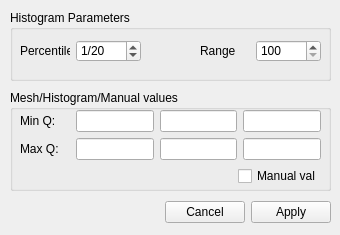
Before: the Qt Designer form src/meshlabplugins/meshcolorize/equalizerDialog.ui in cnr-isti-vclab/meshlab, drawn with Qt 5.
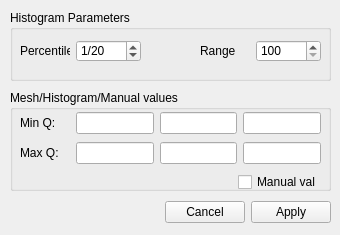
After: the same form once the commit is applied.

Diff of the .ui file:
```diff
--- a/src/meshlabplugins/meshcolorize/equalizerDialog.ui
+++ b/src/meshlabplugins/meshcolorize/equalizerDialog.ui
@@ -273,7 +273,7 @@
       <x>10</x>
       <y>20</y>
       <width>301</width>
-      <height>78</height>
+      <height>84</height>
      </rect>
     </property>
     <layout class="QVBoxLayout" >
```
Left out of the diff: 21 changed lines with no effect on the pictures.
